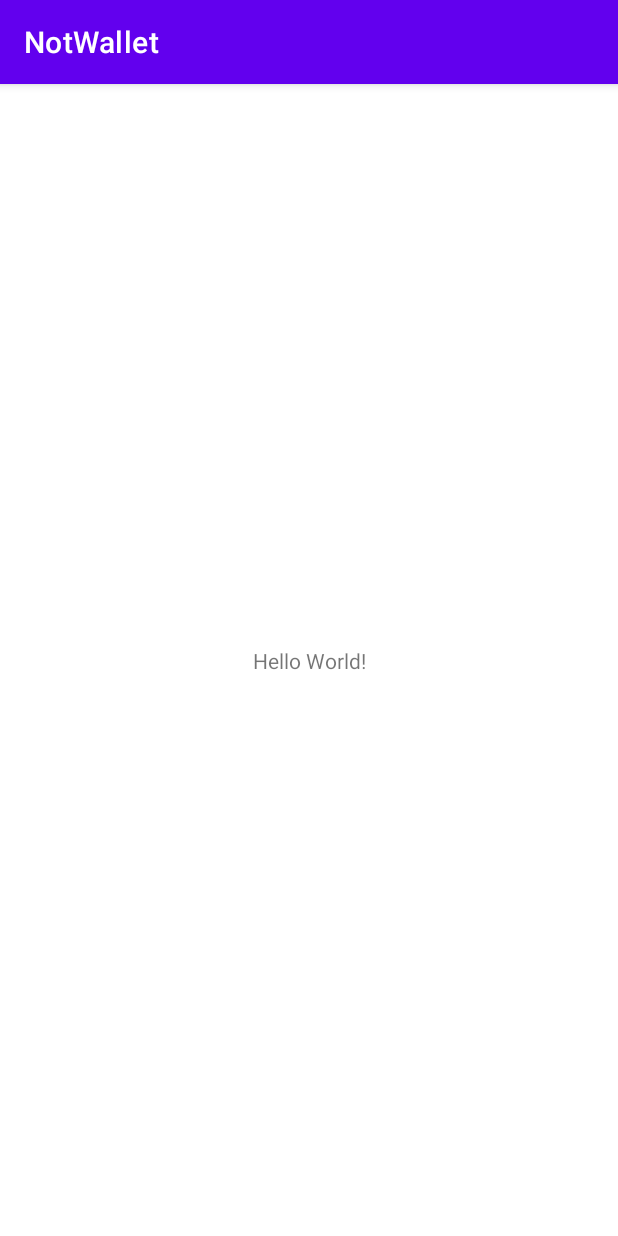
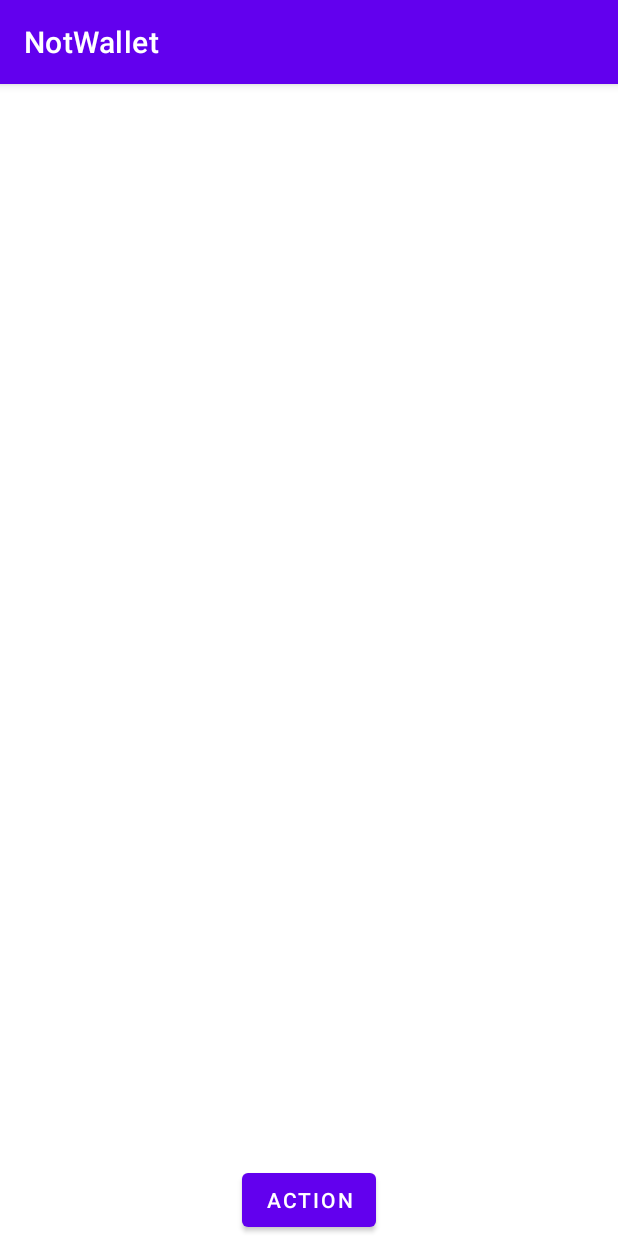
Before and after one commit to leanbusqts/NotWallet, an Android app: the screen it shows after launch (MainActivity), on a phone screen of 412 x 824 dp. Run offline under Robolectric (Android 15) with nearby library versions, the phone set to English and light mode, and no system bars.

```diff
--- a/app/src/main/AndroidManifest.xml
+++ b/app/src/main/AndroidManifest.xml
@@ -1,6 +1,9 @@
 <?xml version="1.0" encoding="utf-8"?>
 <manifest xmlns:android="http://schemas.android.com/apk/res/android"
     package="dev.bulean.notwallet">
+
+    <uses-permission android:name="android.permission.ACCESS_NETWORK_STATE" />
+    <uses-permission android:name="android.permission.INTERNET" />
 
     <application
         android:allowBackup="true"
@@ -10,7 +13,7 @@
         android:supportsRtl="true"
         android:theme="@style/Theme.NotWallet">
         <activity
-            android:name=".MainActivity"
+            android:name=".ui.MainActivity"
             android:exported="true">
             <intent-filter>
                 <action android:name="android.intent.action.MAIN" />
--- a/app/src/main/java/dev/bulean/notwallet/MainActivity.kt
+++ /dev/null
@@ -1,13 +0,0 @@
-package dev.bulean.notwallet
-
-import androidx.appcompat.app.AppCompatActivity
-import android.os.Bundle
-
-class MainActivity : AppCompatActivity() {
-    override fun onCreate(savedInstanceState: Bundle?) {
-        super.onCreate(savedInstanceState)
-        setContentView(R.layout.activity_main)
-
-
-    }
-}
--- /dev/null
+++ b/app/src/main/java/dev/bulean/notwallet/ui/MainActivity.kt
@@ -0,0 +1,45 @@
+package dev.bulean.notwallet.ui
+
+import android.os.Bundle
+import androidx.activity.viewModels
+import androidx.appcompat.app.AppCompatActivity
+import androidx.lifecycle.Observer
+import androidx.recyclerview.widget.GridLayoutManager
+import androidx.recyclerview.widget.LinearLayoutManager
+import com.google.android.material.snackbar.Snackbar
+import dev.bulean.notwallet.data.model.QuoteResult
+import dev.bulean.notwallet.databinding.ActivityMainBinding
+
+
+class MainActivity : AppCompatActivity() {
+
+    private lateinit var binding: ActivityMainBinding
+    private val viewModel by viewModels<MainViewModel>()
+    private lateinit var adapter: QuotesAdapter
+
+    override fun onCreate(savedInstanceState: Bundle?) {
+        super.onCreate(savedInstanceState)
+        binding = ActivityMainBinding.inflate(layoutInflater)
+        setContentView(binding.root)
+
+        binding.btnAction.setOnClickListener { viewModel.onAction() }
+
+        initRecyclerView()
+
+        viewModel.listItem.observe(this, Observer {
+            adapter.submitList(it)
+        })
+    }
+
+    private fun initRecyclerView() {
+        adapter = QuotesAdapter { item ->
+            navigateToDetail(item)
+        }
+        binding.recycler.layoutManager = GridLayoutManager(this, 2)
+        binding.recycler.adapter = adapter
+    }
+
+    private fun navigateToDetail(item: QuoteResult) {
+        Snackbar.make(binding.root, item.shortName, Snackbar.LENGTH_SHORT)
+    }
+}
--- /dev/null
+++ b/app/src/main/java/dev/bulean/notwallet/ui/MainViewModel.kt
@@ -0,0 +1,29 @@
+package dev.bulean.notwallet.ui
+
+import android.util.Log
+import androidx.lifecycle.*
+import dev.bulean.notwallet.data.model.QuoteResponse
+import dev.bulean.notwallet.data.model.QuoteResult
+import dev.bulean.notwallet.data.repository.QuoteRepository
+import kotlinx.coroutines.launch
+
+class MainViewModel(private val repository: QuoteRepository = QuoteRepository()) : ViewModel(){
+
+    private var _listItem = MutableLiveData<List<QuoteResult>>()
+    val listItem: LiveData<List<QuoteResult>> get() = _listItem
+
+    fun onAction() {
+
+        viewModelScope.launch {
+            try {
+                val response = repository.getQuotes("US", "en", "AAPL%2CBTC-USD")
+                _listItem.postValue(response)
+            } catch (e: Exception) {
+                Log.e("onAction", "$e")
+            }
+        }
+
+    }
+
+
+}
--- a/app/src/main/res/layout/activity_main.xml
+++ b/app/src/main/res/layout/activity_main.xml
@@ -4,16 +4,24 @@
     xmlns:tools="http://schemas.android.com/tools"
     android:layout_width="match_parent"
     android:layout_height="match_parent"
-    tools:context=".MainActivity">
+    tools:context=".ui.MainActivity">
 
-    <TextView
-        android:id="@+id/textView"
+    <androidx.recyclerview.widget.RecyclerView
+        android:id="@+id/recycler"
+        android:layout_width="0dp"
+        android:layout_height="0dp"
+        app:layout_constraintBottom_toTopOf="@+id/btnAction"
+        app:layout_constraintEnd_toEndOf="parent"
+        app:layout_constraintStart_toStartOf="parent"
+        app:layout_constraintTop_toTopOf="parent" />
+
+    <Button
+        android:id="@+id/btnAction"
         android:layout_width="wrap_content"
         android:layout_height="wrap_content"
-        android:text="Hello World!"
+        android:text="action"
         app:layout_constraintBottom_toBottomOf="parent"
-        app:layout_constraintLeft_toLeftOf="parent"
-        app:layout_constraintRight_toRightOf="parent"
-        app:layout_constraintTop_toTopOf="parent" />
+        app:layout_constraintEnd_toEndOf="parent"
+        app:layout_constraintStart_toStartOf="parent" />
 
 </androidx.constraintlayout.widget.ConstraintLayout>
```
Also changed, not shown: app/src/main/java/dev/bulean/notwallet/core/APIService.kt (added, +55 -0 lines), app/src/main/java/dev/bulean/notwallet/data/model/Quote.kt (added, +99 -0 lines), app/src/main/java/dev/bulean/notwallet/data/repository/QuoteRepository.kt (added, +17 -0 lines), app/src/main/java/dev/bulean/notwallet/ui/QuotesAdapter.kt (added, +51 -0 lines), app/src/main/res/drawable/background_container.xml (added, +19 -0 lines), app/src/main/res/layout/quote_layout.xml (added, +44 -0 lines).
